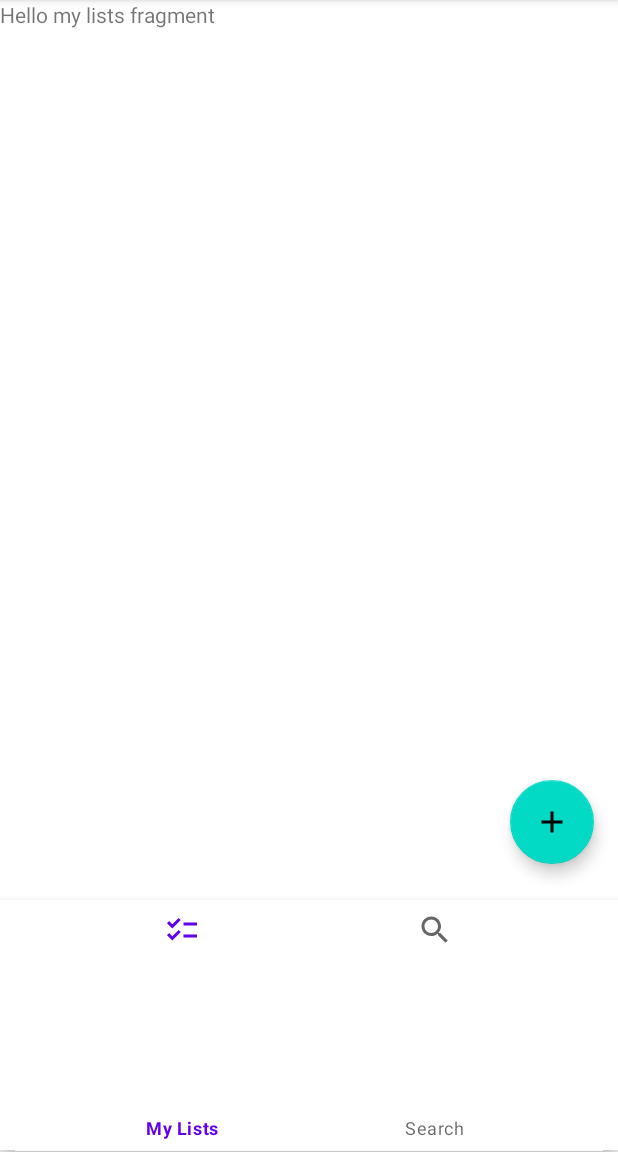
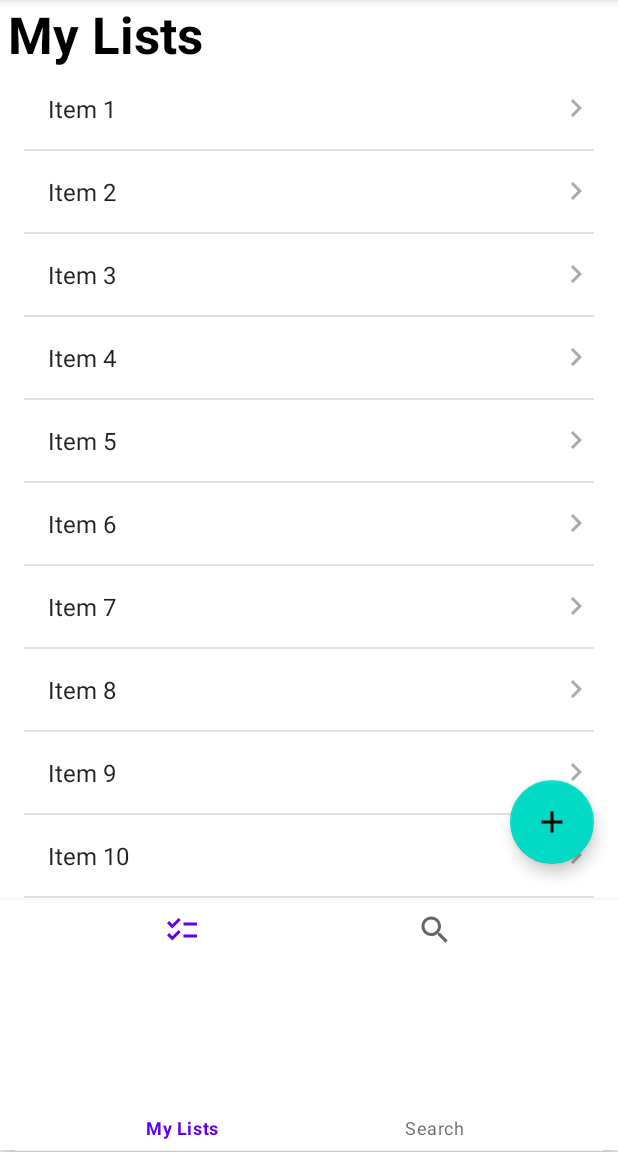
Before and after one commit to lliang826/ItemTracker, an Android app: the screen it shows after launch (MainActivity), on a phone screen of 412 x 824 dp, the part 84-1236 px from its top. Run offline under Robolectric (Android 15) with nearby library versions, the phone set to English and light mode, and no system bars.

Commit message:
Add navigation component

```diff
--- /dev/null
+++ b/app/src/main/java/com/comp3717/itemtracker/ListFragment.java
@@ -0,0 +1,71 @@
+package com.comp3717.itemtracker;
+
+import android.content.Context;
+import android.os.Bundle;
+
+import androidx.fragment.app.Fragment;
+import androidx.recyclerview.widget.DividerItemDecoration;
+import androidx.recyclerview.widget.GridLayoutManager;
+import androidx.recyclerview.widget.LinearLayoutManager;
+import androidx.recyclerview.widget.RecyclerView;
+
+import android.view.LayoutInflater;
+import android.view.View;
+import android.view.ViewGroup;
+
+import com.comp3717.itemtracker.placeholder.PlaceholderContent;
+
+/**
+ * A fragment representing a list of Items.
+ */
+public class ListFragment extends Fragment {
+
+    // TODO: Customize parameter argument names
+    private static final String ARG_COLUMN_COUNT = "column-count";
+    // TODO: Customize parameters
+    private int mColumnCount = 1;
+
+    /**
+     * Mandatory empty constructor for the fragment manager to instantiate the
+     * fragment (e.g. upon screen orientation changes).
+     */
+    public ListFragment() {
+    }
+
+    // TODO: Customize parameter initialization
+    @SuppressWarnings("unused")
+    public static ListFragment newInstance(int columnCount) {
+        ListFragment fragment = new ListFragment();
+        Bundle args = new Bundle();
+        args.putInt(ARG_COLUMN_COUNT, columnCount);
+        fragment.setArguments(args);
+        return fragment;
+    }
+
+    @Override
+    public void onCreate(Bundle savedInstanceState) {
+        super.onCreate(savedInstanceState);
+
+        if (getArguments() != null) {
+            mColumnCount = getArguments().getInt(ARG_COLUMN_COUNT);
+        }
+    }
+
+    @Override
+    public View onCreateView(LayoutInflater inflater, ViewGroup container,
+                             Bundle savedInstanceState) {
+        View view = inflater.inflate(R.layout.fragment_list_list, container, false);
+
+        // Set the adapter
+        Context context = view.getContext();
+        RecyclerView recyclerView = view.findViewById(R.id.recyclerview_listlist);
+        if (mColumnCount <= 1) {
+            recyclerView.setLayoutManager(new LinearLayoutManager(context));
+        } else {
+            recyclerView.setLayoutManager(new GridLayoutManager(context, mColumnCount));
+        }
+        recyclerView.setAdapter(new MyListRecyclerViewAdapter(PlaceholderContent.ITEMS, recyclerView));
+        recyclerView.addItemDecoration(new DividerItemDecoration(recyclerView.getContext(), DividerItemDecoration.VERTICAL));
+        return view;
+    }
+}
--- /dev/null
+++ b/app/src/main/java/com/comp3717/itemtracker/MyListRecyclerViewAdapter.java
@@ -0,0 +1,79 @@
+package com.comp3717.itemtracker;
+
+import androidx.annotation.NonNull;
+import androidx.navigation.Navigation;
+import androidx.recyclerview.widget.RecyclerView;
+
+import android.view.LayoutInflater;
+import android.view.View;
+import android.view.ViewGroup;
+import android.widget.TextView;
+
+import com.comp3717.itemtracker.ListFragmentDirections.ActionListFragmentToItemFragment;
+import com.comp3717.itemtracker.placeholder.PlaceholderContent.PlaceholderItem;
+import com.comp3717.itemtracker.databinding.FragmentListBinding;
+
+import java.util.List;
+
+/**
+ * {@link RecyclerView.Adapter} that can display a {@link PlaceholderItem}.
+ * TODO: Replace the implementation with code for your data type.
+ */
+public class MyListRecyclerViewAdapter extends RecyclerView.Adapter<MyListRecyclerViewAdapter.ViewHolder> {
+
+    private final List<PlaceholderItem> mValues;
+
+    private final View.OnClickListener mOnClickListener = new MyOnClickListener();
+
+    private final RecyclerView mRecyclerView;
+
+    public MyListRecyclerViewAdapter(List<PlaceholderItem> items, RecyclerView rcv) {
+        mValues = items;
+        mRecyclerView = rcv;
+    }
+
+    @NonNull
+    @Override
+    public ViewHolder onCreateViewHolder(@NonNull ViewGroup parent, int viewType) {
+        @NonNull FragmentListBinding viewBinding = FragmentListBinding.inflate(LayoutInflater.from(parent.getContext()), parent, false);
+        viewBinding.getRoot().setOnClickListener(mOnClickListener);
+        return new ViewHolder(viewBinding);
+    }
+
+    @Override
+    public void onBindViewHolder(final ViewHolder holder, int position) {
+        holder.mItem = mValues.get(position);
+        holder.mContentView.setText(mValues.get(position).content);
+    }
+
+    @Override
+    public int getItemCount() {
+        return mValues.size();
+    }
+
+    public static class ViewHolder extends RecyclerView.ViewHolder {
+        public final TextView mContentView;
+        public PlaceholderItem mItem;
+
+        public ViewHolder(FragmentListBinding binding) {
+            super(binding.getRoot());
+            mContentView = binding.content;
+        }
+
+        @NonNull
+        @Override
+        public String toString() {
+            return super.toString() + " '" + mContentView.getText() + "'";
+        }
+    }
+
+    private class MyOnClickListener implements View.OnClickListener {
+        @Override
+        public void onClick(View view) {
+            int itemPosition = mRecyclerView.getChildLayoutPosition(view);
+            PlaceholderItem item = mValues.get(itemPosition);
+            ActionListFragmentToItemFragment action = ListFragmentDirections.actionListFragmentToItemFragment(new com.comp3717.itemtracker.List(item));
+            Navigation.findNavController(view).navigate(action);
+        }
+    }
+}
--- /dev/null
+++ b/app/src/main/java/com/comp3717/itemtracker/placeholder/PlaceholderContent.java
@@ -0,0 +1,72 @@
+package com.comp3717.itemtracker.placeholder;
+
+import java.util.ArrayList;
+import java.util.HashMap;
+import java.util.List;
+import java.util.Map;
+
+/**
+ * Helper class for providing sample content for user interfaces created by
+ * Android template wizards.
+ * <p>
+ * TODO: Replace all uses of this class before publishing your app.
+ */
+public class PlaceholderContent {
+
+    /**
+     * An array of sample (placeholder) items.
+     */
+    public static final List<PlaceholderItem> ITEMS = new ArrayList<PlaceholderItem>();
+
+    /**
+     * A map of sample (placeholder) items, by ID.
+     */
+    public static final Map<String, PlaceholderItem> ITEM_MAP = new HashMap<String, PlaceholderItem>();
+
+    private static final int COUNT = 25;
+
+    static {
+        // Add some sample items.
+        for (int i = 1; i <= COUNT; i++) {
+            addItem(createPlaceholderItem(i));
+        }
+    }
+
+    private static void addItem(PlaceholderItem item) {
+        ITEMS.add(item);
+        ITEM_MAP.put(item.id, item);
+    }
+
+    private static PlaceholderItem createPlaceholderItem(int position) {
+        return new PlaceholderItem(String.valueOf(position), "Item " + position, makeDetails(position));
+    }
+
+    private static String makeDetails(int position) {
+        StringBuilder builder = new StringBuilder();
+        builder.append("Details about Item: ").append(position);
+        for (int i = 0; i < position; i++) {
+            builder.append("\nMore details information here.");
+        }
+        return builder.toString();
+    }
+
+    /**
+     * A placeholder item representing a piece of content.
+     */
+    public static class PlaceholderItem {
+        public final String id;
+        public final String content;
+        public final String details;
+
+        public PlaceholderItem(String id, String content, String details) {
+            this.id = id;
+            this.content = content;
+            this.details = details;
+        }
+
+        @Override
+        public String toString() {
+            return content;
+        }
+    }
+}
--- /dev/null
+++ b/app/src/main/res/drawable/ic_baseline_chevron_right_24.xml
@@ -0,0 +1,10 @@
+<vector xmlns:android="http://schemas.android.com/apk/res/android"
+    android:width="24dp"
+    android:height="24dp"
+    android:viewportWidth="24"
+    android:viewportHeight="24"
+    android:tint="?attr/colorControlNormal">
+  <path
+      android:fillColor="@android:color/white"
+      android:pathData="M10,6L8.59,7.41 13.17,12l-4.58,4.59L10,18l6,-6z"/>
+</vector>
--- /dev/null
+++ b/app/src/main/res/layout/fragment_list.xml
@@ -0,0 +1,29 @@
+<?xml version="1.0" encoding="utf-8"?>
+<LinearLayout xmlns:android="http://schemas.android.com/apk/res/android"
+    xmlns:app="http://schemas.android.com/apk/res-auto"
+    xmlns:tools="http://schemas.android.com/tools"
+    android:layout_width="match_parent"
+    android:layout_height="wrap_content"
+    android:clickable="true"
+    android:focusable="true"
+    android:foreground="?android:attr/selectableItemBackground"
+    android:orientation="horizontal">
+
+    <TextView
+        android:id="@+id/content"
+        android:layout_width="0dp"
+        android:layout_height="wrap_content"
+        android:layout_margin="@dimen/text_margin"
+        android:layout_weight="1"
+        android:textAppearance="?attr/textAppearanceListItem" />
+
+    <ImageView
+        android:id="@+id/imageView"
+        android:layout_width="wrap_content"
+        android:layout_height="wrap_content"
+        android:layout_gravity="center_vertical|end"
+        app:srcCompat="@drawable/ic_baseline_chevron_right_24"
+        app:tint="@android:color/darker_gray"
+        tools:ignore="ImageContrastCheck"
+        android:contentDescription="TODO" />
+</LinearLayout>
--- /dev/null
+++ b/app/src/main/res/layout/fragment_list_list.xml
@@ -0,0 +1,28 @@
+<?xml version="1.0" encoding="utf-8"?>
+<LinearLayout android:layout_width="match_parent"
+    android:layout_height="match_parent"
+    android:orientation="vertical"
+    xmlns:android="http://schemas.android.com/apk/res/android"
+    xmlns:app="http://schemas.android.com/apk/res-auto"
+    xmlns:tools="http://schemas.android.com/tools">
+
+    <TextView
+        android:id="@+id/textview_listlist_title"
+        android:layout_width="match_parent"
+        android:layout_height="wrap_content"
+        android:layout_marginHorizontal="5dp"
+        android:text="@string/listlist_mylists"
+        android:textColor="@color/black"
+        android:textSize="34sp"
+        android:textStyle="bold" />
+
+    <androidx.recyclerview.widget.RecyclerView android:id="@+id/recyclerview_listlist"
+        android:name="com.comp3717.itemtracker.ListFragment"
+        android:layout_width="match_parent"
+        android:layout_height="match_parent"
+        android:layout_marginLeft="16dp"
+        android:layout_marginRight="16dp"
+        app:layoutManager="LinearLayoutManager"
+        tools:context=".ListFragment"
+        tools:listitem="@layout/fragment_list" />
+</LinearLayout>
--- a/app/src/main/res/layout/fragment_my_lists.xml
+++ b/app/src/main/res/layout/fragment_my_lists.xml
@@ -1,14 +1,16 @@
 <?xml version="1.0" encoding="utf-8"?>
 <FrameLayout xmlns:android="http://schemas.android.com/apk/res/android"
+    xmlns:app="http://schemas.android.com/apk/res-auto"
     xmlns:tools="http://schemas.android.com/tools"
     android:layout_width="match_parent"
     android:layout_height="match_parent"
     tools:context=".MyListsFragment">
 
-    <!-- TODO: Update blank fragment layout -->
-    <TextView
+    <androidx.fragment.app.FragmentContainerView
+        android:id="@+id/fragmentContainerView"
+        android:name="androidx.navigation.fragment.NavHostFragment"
         android:layout_width="match_parent"
         android:layout_height="match_parent"
-        android:text="Hello my lists fragment" />
-
+        app:defaultNavHost="true"
+        app:navGraph="@navigation/nav_graph" />
 </FrameLayout>
--- /dev/null
+++ b/app/src/main/res/navigation/nav_graph.xml
@@ -0,0 +1,30 @@
+<?xml version="1.0" encoding="utf-8"?>
+<navigation xmlns:android="http://schemas.android.com/apk/res/android"
+    xmlns:app="http://schemas.android.com/apk/res-auto"
+    xmlns:tools="http://schemas.android.com/tools"
+    android:id="@+id/nav_graph"
+    app:startDestination="@id/listFragment">
+
+    <fragment
+        android:id="@+id/listFragment"
+        android:name="com.comp3717.itemtracker.ListFragment"
+        android:label="fragment_list_list"
+        tools:layout="@layout/fragment_list_list" >
+        <action
+            android:id="@+id/action_listFragment_to_itemFragment"
+            app:destination="@id/itemFragment"
+            app:enterAnim="@anim/nav_default_enter_anim"
+            app:exitAnim="@anim/nav_default_exit_anim"
+            app:popEnterAnim="@anim/nav_default_pop_enter_anim"
+            app:popExitAnim="@anim/nav_default_pop_exit_anim" />
+    </fragment>
+    <fragment
+        android:id="@+id/itemFragment"
+        android:name="com.comp3717.itemtracker.ItemFragment"
+        android:label="fragment_item_list"
+        tools:layout="@layout/fragment_item_list" >
+        <argument
+            android:name="list"
+            app:argType="com.comp3717.itemtracker.List" />
+    </fragment>
+</navigation>
--- /dev/null
+++ b/app/src/main/res/values/dimens.xml
@@ -0,0 +1,4 @@
+<?xml version="1.0" encoding="utf-8"?>
+<resources>
+    <dimen name="text_margin">16dp</dimen>
+</resources>
--- a/app/src/main/res/values/strings.xml
+++ b/app/src/main/res/values/strings.xml
@@ -11,6 +11,8 @@
     <string name="visibility">Visibility</string>
     <string name="make_public">Make Public</string>
     <string name="done">Done</string>
+    <string name="listlist_mylists">My Lists</string>
+    <string name="itemlist_subscribe">Subscribe</string>
 
 
 </resources>
--- a/build.gradle
+++ b/build.gradle
@@ -7,6 +7,10 @@ buildscript {
     dependencies {
         classpath "com.android.tools.build:gradle:7.0.4"
 
+        def nav_version = "2.4.1"
+        classpath "androidx.navigation:navigation-safe-args-gradle-plugin:$nav_version"
+
+
         // NOTE: Do not place your application dependencies here; they belong
         // in the individual module build.gradle files
     }
```
Also changed, not shown: app/build.gradle (+16 -0 lines), app/src/main/java/com/comp3717/itemtracker/ItemFragment.java (added, +80 -0 lines), app/src/main/java/com/comp3717/itemtracker/List.java (added, +17 -0 lines), app/src/main/java/com/comp3717/itemtracker/MyItemRecyclerViewAdapter.java (added, +61 -0 lines), app/src/main/res/layout/fragment_item.xml (added, +19 -0 lines), app/src/main/res/layout/fragment_item_list.xml (added, +49 -0 lines).
